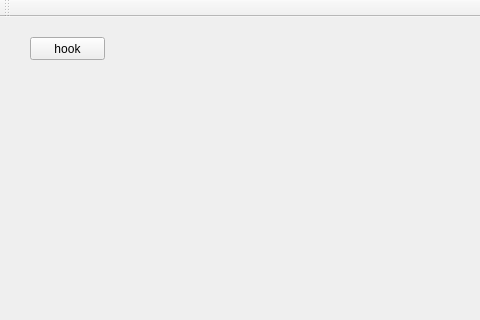
First picture: the form in game_cheat/huapi2/huapi2/huapi2.ui, repository sld666666/cpp_small_code, before the edit; both pictures show x 0 to 480 and y 0 to 320 of the 566 by 419 pixel window.
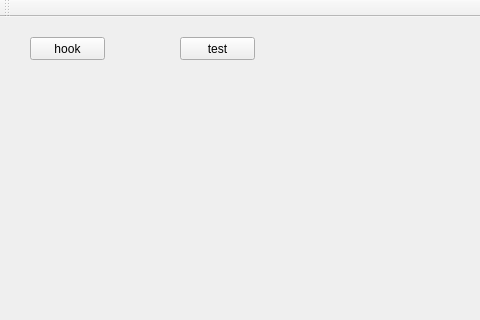
Second picture: the form after the edit.

Patch:
```diff
--- a/game_cheat/huapi2/huapi2/huapi2.ui
+++ b/game_cheat/huapi2/huapi2/huapi2.ui
@@ -27,6 +27,19 @@
      <string>hook</string>
     </property>
    </widget>
+   <widget class="QPushButton" name="btnTest_">
+    <property name="geometry">
+     <rect>
+      <x>180</x>
+      <y>20</y>
+      <width>75</width>
+      <height>23</height>
+     </rect>
+    </property>
+    <property name="text">
+     <string>test</string>
+    </property>
+   </widget>
   </widget>
   <widget class="QMenuBar" name="menuBar">
    <property name="geometry">
```
